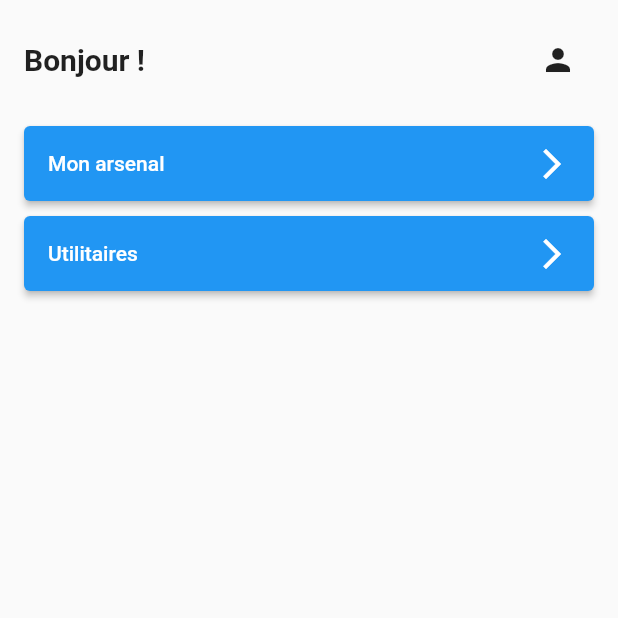
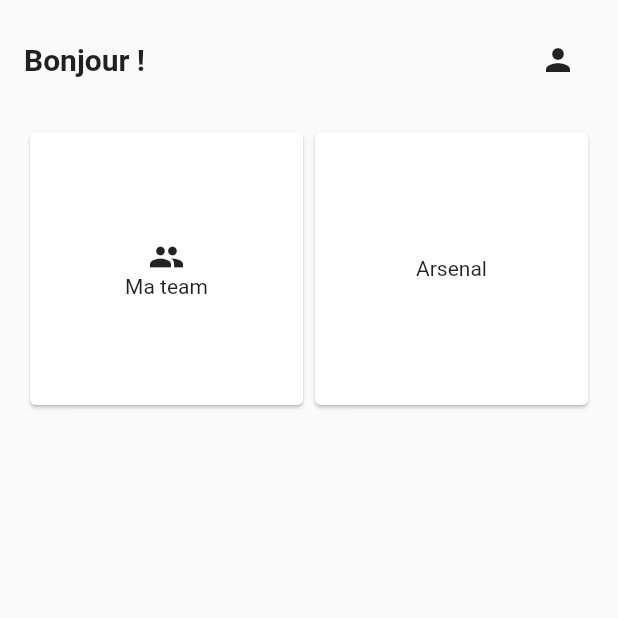
Before and after one commit to ALefaux/FLU_Airsoft, a Flutter app: the screen it shows after launch, on a phone screen of 412 x 824 dp, the top half of it. Run offline on Flutter 3.47's test engine with Material 2 defaults, Android fonts, the phone set to English and light mode, and no system bars; our stand-ins replace cloud_firestore, firebase_auth, firebase_core, flutter_signin_button, get_it, google_sign_in; accounts and stored records are empty.

Commit message:
Change design of home view

```diff
--- a/lib/views/home/home_page.dart
+++ b/lib/views/home/home_page.dart
@@ -35,7 +35,7 @@ class _HomePageState extends State<HomePage> {
                     context,
                     MaterialPageRoute(
                       builder: (context) {
-                        if(homeViewModel.isUserLogged()) {
+                        if (homeViewModel.isUserLogged()) {
                           return ProfilePage();
                         } else {
                           return const LoginPage();
@@ -45,7 +45,34 @@ class _HomePageState extends State<HomePage> {
                   );
                 },
               ),
-              MenuRowView(() {}, "Mon arsenal"),
+              Expanded(
+                child: GridView.count(
+                  crossAxisCount: 2,
+                  children: [
+                    GestureDetector(
+                      onTap: () {},
+                      child: Card(
+                        child: Column(
+                          mainAxisAlignment: MainAxisAlignment.center,
+                          children: const [
+                            Icon(Icons.group),
+                            Text("Ma team"),
+                          ],
+                        ),
+                      ),
+                    ),
+                    Card(
+                      child: Column(
+                        mainAxisAlignment: MainAxisAlignment.center,
+                        children: const [
+                          Text("Arsenal"),
+                        ],
+                      ),
+                    )
+                  ],
+                ),
+              ),
+              /* MenuRowView(() {}, "Mon arsenal"),
               const SizedBox(
                 height: 10,
               ),
@@ -57,7 +84,7 @@ class _HomePageState extends State<HomePage> {
                     builder: (context) => const EnergyConverterPage(),
                   ),
                 );
-              }, "Utilitaires")
+              }, "Utilitaires") */
             ],
           ),
         ),
```
Also changed, not shown: pubspec.lock.
